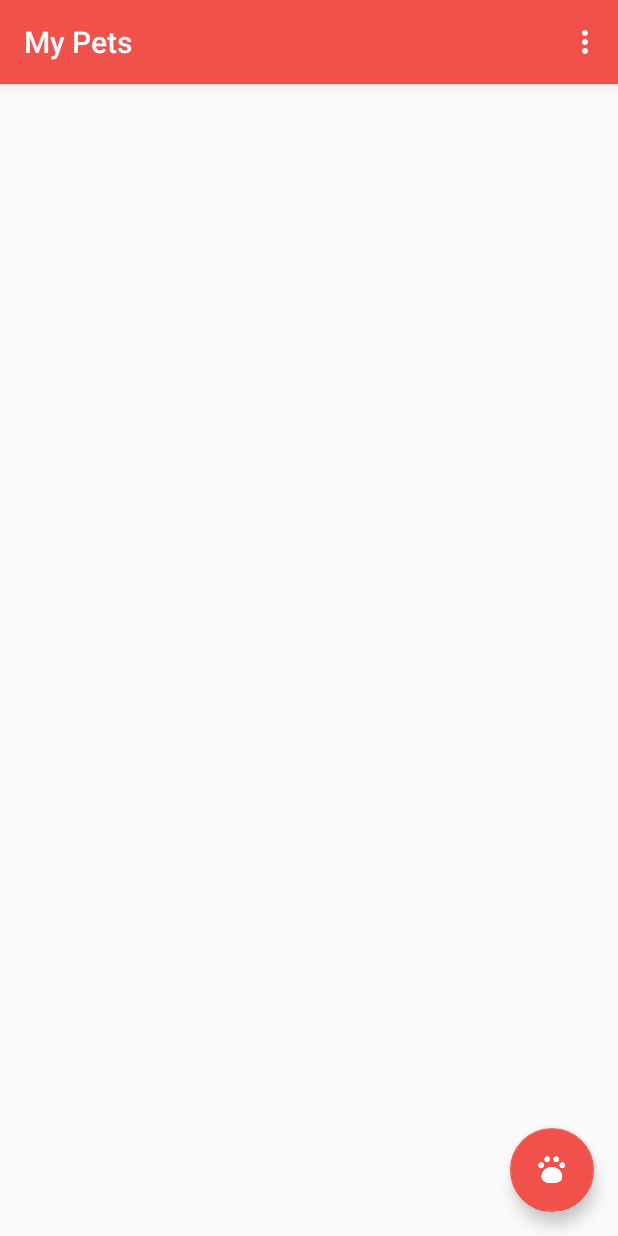
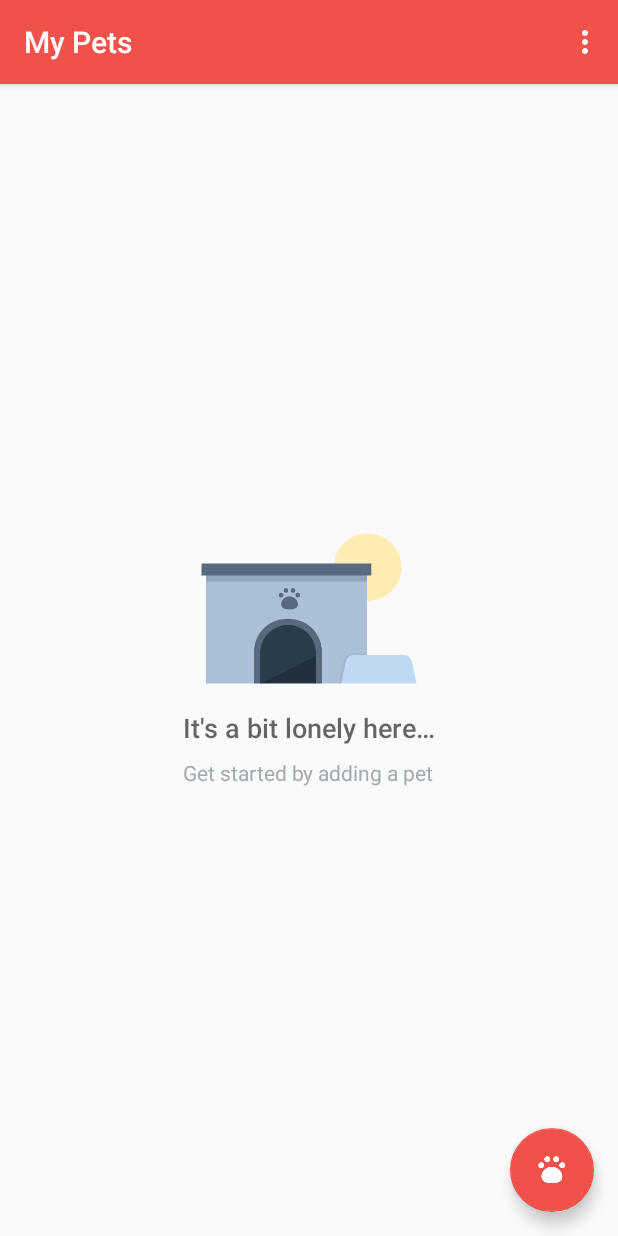
Before and after one commit to AmonaFuad/MyPets, an Android app: the screen it shows after launch (CatalogActivity), on a phone screen of 412 x 824 dp. Run offline under Robolectric (Android 15) with nearby library versions, the phone set to English and light mode, and no system bars.

Commit message:
my pet without cursor loader

```diff
--- a/app/src/main/AndroidManifest.xml
+++ b/app/src/main/AndroidManifest.xml
@@ -24,6 +24,10 @@
                 <category android:name="android.intent.category.LAUNCHER" />
             </intent-filter>
         </activity>
+        <provider
+            android:authorities="com.example.android.mypets"
+            android:name=".activities.data.PetProvider"
+            android:exported="false"/>
     </application>
 
 </manifest>
--- a/app/src/main/java/com/example/android/mypets/activities/CatalogActivity.java
+++ b/app/src/main/java/com/example/android/mypets/activities/CatalogActivity.java
@@ -1,7 +1,11 @@
 package com.example.android.mypets.activities;
 
+import androidx.annotation.NonNull;
+import androidx.annotation.Nullable;
 import androidx.appcompat.app.AppCompatActivity;
 import androidx.lifecycle.ViewModelProvider;
+import androidx.loader.app.LoaderManager;
+import androidx.loader.content.Loader;
 
 import android.content.ContentResolver;
 import android.content.ContentValues;
@@ -14,17 +18,19 @@ import android.util.Log;
 import android.view.Menu;
 import android.view.MenuItem;
 import android.view.View;
+import android.widget.ListView;
 import android.widget.TextView;
 import android.widget.Toast;
 
 import com.example.android.mypets.R;
+import com.example.android.mypets.activities.adapter.PetCursorAdapter;
 import com.google.android.material.floatingactionbutton.FloatingActionButton;
 
 import com.example.android.mypets.activities.data.PetContract;
 import com.example.android.mypets.activities.data.PetDbHelper;
 
-public class CatalogActivity extends AppCompatActivity {
-
+public class CatalogActivity extends AppCompatActivity implements LoaderManager.LoaderCallbacks<Cursor> {
+private static final int PET_LOADER = 0;
 
     @Override
     protected void onCreate(Bundle savedInstanceState) {
@@ -41,14 +47,12 @@ public class CatalogActivity extends AppCompatActivity {
             }
         });
 
-
-
     }
     // we add this method to refresh the list with new pet in the database
     @Override
     protected void onStart() {
         super.onStart();
-        displayDatabaseInfo();
+      displayDatabaseInfo();
     }
 
     /**
@@ -56,61 +60,32 @@ public class CatalogActivity extends AppCompatActivity {
      * the pets database.
      */
     private void displayDatabaseInfo() {
-        // To access our database, we instantiate our subclass of SQLiteOpenHelper
-        // and pass the context, which is the current activity.
         // Define a projection that specifies which columns from the database
         // you will actually use after this query.
         String[] projection = {
-                PetContract.PetEntry._ID,
+               PetContract.PetEntry._ID,
                 PetContract.PetEntry.COLUMN_PET_NAME,
                 PetContract.PetEntry.COLUMN_PET_BREED,
                 PetContract.PetEntry.COLUMN_PET_GENDER,
                 PetContract.PetEntry.COLUMN_PET_WEIGHT };
-        String selection = PetContract.PetEntry.COLUMN_PET_GENDER + "=?";
-        String []selectionArgs = new String[] {String.valueOf(PetContract.PetEntry.GENDER_MALE)};
+        // Perform a query on the provider using the ContentResolver.
+        // Use the {@link PetEntry#CONTENT_URI} to access the pet data.
+        Cursor cursor = getContentResolver().query(
+                PetContract.PetEntry.CONTENT_URI,   // The content URI of the words table
+                projection,             // The columns to return for each row
+                null,                   // Selection criteria
+                null,                   // Selection criteria
+                null);                  // The sort order for the returned rows
 
-        // Perform a query on the pets table
-        Cursor cursor =getContentResolver().query(PetContract.PetEntry.CONTENT_URI, projection,
-                selection, selectionArgs,null,null);
-               TextView displayView = (TextView) findViewById(R.id.text_view_pet);
-                  try {
-            displayView.setText("The pets table contains " + cursor.getCount() + " pets.\n\n");
-            displayView.append(PetContract.PetEntry._ID + " - " +
-                    PetContract.PetEntry.COLUMN_PET_NAME + " - " +
-                    PetContract.PetEntry.COLUMN_PET_BREED + " - " +
-                    PetContract.PetEntry.COLUMN_PET_GENDER + " - " +
-                    PetContract.PetEntry.COLUMN_PET_WEIGHT + "\n");
-
-            // Figure out the index of each column
-            int idColumnIndex = cursor.getColumnIndex(PetContract.PetEntry._ID);
-            int nameColumnIndex = cursor.getColumnIndex(PetContract.PetEntry.COLUMN_PET_NAME);
-            int breedColumnIndex = cursor.getColumnIndex(PetContract.PetEntry.COLUMN_PET_BREED);
-            int genderColumnIndex = cursor.getColumnIndex(PetContract.PetEntry.COLUMN_PET_GENDER);
-            int weightColumnIndex = cursor.getColumnIndex(PetContract.PetEntry.COLUMN_PET_WEIGHT);
-
-
-                      // Iterate through all the returned rows in the cursor
-                      while (cursor.moveToNext()) {
-                          // Use that index to extract the String or Int value of the word
-                          // at the current row the cursor is on.
-                          int currentID = cursor.getInt(idColumnIndex);
-                          String currentName = cursor.getString(nameColumnIndex);
-                          String currentBreed = cursor.getString(breedColumnIndex);
-                          int currentGender = cursor.getInt(genderColumnIndex);
-                          int currentWeight = cursor.getInt(weightColumnIndex);
-                          // Display the values from each column of the current row in the cursor in the TextView
-                          displayView.append(("\n" + currentID + " - " +
-                                  currentName + " - " +
-                                  currentBreed + " - " +
-                                  currentGender + " - " +
-                                  currentWeight));
-                      }
-
-        } finally {
-            // Always close the cursor when you're done reading from it. This releases all its
-            // resources and makes it invalid.
-            cursor.close();
-        }
+                  // Find the ListView which will be populated with the pet data
+                  ListView petListView = (ListView) findViewById(R.id.list);
+                  // Setup an Adapter to create a list item for each row of pet data in the Cursor.
+                 // Find and set empty view on the ListView, so that it only shows when the list has 0 items.
+                 View emptyView = findViewById(R.id.empty_view);
+                petListView.setEmptyView(emptyView);
+                      PetCursorAdapter adapter = new PetCursorAdapter(this, cursor);
+                  // Attach the adapter to the ListView.
+                  petListView.setAdapter(adapter);
     }
     /**
      * Helper method to insert hardcoded pet data into the database. For debugging purposes only.
@@ -142,7 +117,7 @@ public class CatalogActivity extends AppCompatActivity {
             case R.id.action_insert_dummy_data:
                 // Do nothing for now
                 insertPet();
-                displayDatabaseInfo();
+               displayDatabaseInfo();
                 return true;
             // Respond to a click on the "Delete all entries" menu option
             case R.id.action_delete_all_entries:
@@ -151,4 +126,20 @@ public class CatalogActivity extends AppCompatActivity {
         }
         return super.onOptionsItemSelected(item);
     }
+
+    @NonNull
+    @Override
+    public Loader <Cursor> onCreateLoader(int id, @Nullable Bundle args) {
+        return null;
+    }
+
+    @Override
+    public void onLoadFinished(@NonNull Loader <Cursor> loader, Cursor data) {
+
+    }
+
+    @Override
+    public void onLoaderReset(@NonNull Loader <Cursor> loader) {
+
+    }
 }
--- a/app/src/main/java/com/example/android/mypets/activities/data/PetContract.java
+++ b/app/src/main/java/com/example/android/mypets/activities/data/PetContract.java
@@ -1,5 +1,7 @@
 package com.example.android.mypets.activities.data;
 
+import android.content.ContentResolver;
+import android.net.Uri;
 import android.provider.BaseColumns;
 
 public final  class PetContract {
@@ -7,10 +9,53 @@ public final  class PetContract {
     // give it an empty constructor.
     private PetContract() {}
     /**
+     * The "Content authority" is a name for the entire content provider, similar to the
+     * relationship between a domain name and its website.  A convenient string to use for the
+     * content authority is the package name for the app, which is guaranteed to be unique on the
+     * device.
+     */
+    public static final String CONTENT_AUTHORITY = "com.example.android.mypets";
+
+    /**
+     * Use CONTENT_AUTHORITY to create the base of all URI's which apps will use to contact
+     * the content provider.
+     */
+    public static final Uri BASE_CONTENT_URI = Uri.parse("content://" + CONTENT_AUTHORITY);
+
+    /**
+     * Possible path (appended to base content URI for possible URI's)
+     * For instance, content://com.example.android.pets/pets/ is a valid path for
+     * looking at pet data. content://com.example.android.pets/staff/ will fail,
+     * as the ContentProvider hasn't been given any information on what to do with "staff".
+     */
+    public static final String PATH_PETS = "pets";
+
+    /**
+     * Inner class that defines constant values for the pets database table.
+     * Each entry in the table represents a single pet.
+     */
+
+
+
+    /**
      * Inner class that defines constant values for the pets database table.
      * Each entry in the table represents a single pet.
      */
     public static final class PetEntry implements BaseColumns{
+        /** The content URI to access the pet data in the provider */
+        public static final Uri CONTENT_URI = Uri.withAppendedPath(BASE_CONTENT_URI, PATH_PETS);
+        /**
+         * The MIME type of the {@link #CONTENT_URI} for a list of pets.
+         */
+        public static final String CONTENT_LIST_TYPE =
+                ContentResolver.CURSOR_DIR_BASE_TYPE + "/" + CONTENT_AUTHORITY + "/" + PATH_PETS;
+
+        /**
+         * The MIME type of the {@link #CONTENT_URI} for a single pet.
+         */
+        public static final String CONTENT_ITEM_TYPE =
+                ContentResolver.CURSOR_ITEM_BASE_TYPE + "/" + CONTENT_AUTHORITY + "/" + PATH_PETS;
+
 
         /** Name of database table for pets */
         public final static String TABLE_NAME = "pets";
@@ -33,5 +78,16 @@ public final  class PetContract {
         public static final int GENDER_MALE = 1;
         public static final int GENDER_FEMALE = 2;
 
+        /**
+         * Returns whether or not the given gender is {@link #GENDER_UNKNOWN}, {@link #GENDER_MALE},
+         * or {@link #GENDER_FEMALE}.
+         */
+        public static boolean isValidGender(int gender) {
+            if (gender == GENDER_UNKNOWN || gender == GENDER_MALE || gender == GENDER_FEMALE) {
+                return true;
+            }
+            return false;
+        }
+
     }
 }
--- a/app/src/main/res/layout/activity_editor.xml
+++ b/app/src/main/res/layout/activity_editor.xml
@@ -91,6 +91,7 @@
                 android:id="@+id/edit_pet_weight"
                 android:hint="@string/hint_pet_weight"
                 android:inputType="number"
+
                 style="@style/EditorFieldStyle" />
 
             <!-- Units for weight (kg) -->
--- a/app/src/main/res/layout/activity_main.xml
+++ b/app/src/main/res/layout/activity_main.xml
@@ -7,11 +7,45 @@
     android:layout_height="match_parent"
     tools:context=".activities.CatalogActivity">
 
-    <TextView
-        android:id="@+id/text_view_pet"
+    <ListView
+        android:id="@+id/list"
         android:layout_width="match_parent"
         android:layout_height="match_parent"
         android:padding="@dimen/activity_margin"/>
+    <RelativeLayout
+        android:id="@+id/empty_view"
+        android:layout_width="wrap_content"
+        android:layout_height="wrap_content"
+        android:layout_centerInParent="true">
+        <ImageView
+            android:id="@+id/empty_shelter_image"
+            android:layout_width="wrap_content"
+            android:layout_height="wrap_content"
+            android:layout_centerHorizontal="true"
+            android:src="@drawable/ic_empty_shelter"/>
+        <TextView
+            android:id="@+id/empty_title_text"
+            android:layout_width="wrap_content"
+            android:layout_height="wrap_content"
+            android:layout_below="@+id/empty_shelter_image"
+            android:layout_centerHorizontal="true"
+            android:fontFamily="sans-serif-medium"
+            android:paddingTop="16dp"
+            android:text="@string/empty_view_title_text"
+            android:textAppearance="?android:textAppearanceMedium"/>
+        <TextView
+            android:id="@+id/empty_subtitle_text"
+            android:layout_width="wrap_content"
+            android:layout_height="wrap_content"
+            android:layout_below="@+id/empty_title_text"
+            android:layout_centerHorizontal="true"
+            android:fontFamily="sans-serif"
+            android:paddingTop="8dp"
+            android:text="@string/empty_view_subtitle_text"
+            android:textAppearance="?android:textAppearanceSmall"
+            android:textColor="#A2AAB0"/>
+
+    </RelativeLayout>
 
     <com.google.android.material.floatingactionbutton.FloatingActionButton
         android:id="@+id/fab"
--- a/app/src/main/res/values/strings.xml
+++ b/app/src/main/res/values/strings.xml
@@ -47,4 +47,14 @@
 
     <!-- Label for dropdown menu option if the pet is female [CHAR LIMIT=20] -->
     <string name="gender_female">Female</string>
+    <!-- Toast message in editor when new pet has been successfully inserted [CHAR LIMIT=NONE] -->
+    <string name="editor_insert_pet_successful">Pet saved</string>
+
+    <!-- Toast message in editor when new pet has failed to be inserted [CHAR LIMIT=NONE] -->
+    <string name="editor_insert_pet_failed">Error with saving pet</string>
+    <!-- Title text for the empty view, which describes the empty dog house image [CHAR LIMIT=50] -->
+    <string name="empty_view_title_text">It\'s a bit lonely here…</string>
+
+    <!-- Subtitle text for the empty view that prompts the user to add a pet [CHAR LIMIT=50] -->
+    <string name="empty_view_subtitle_text">Get started by adding a pet</string>
 </resources>
```
Also changed, not shown: app/src/main/java/com/example/android/mypets/activities/EditorActivity.java (+22 -12 lines), app/src/main/java/com/example/android/mypets/activities/adapter/PetCursorAdapter.java (added, +41 -0 lines), app/src/main/java/com/example/android/mypets/activities/data/PetProvider.java (added, +279 -0 lines), app/src/main/res/layout/list_item.xml (added, +24 -0 lines).
